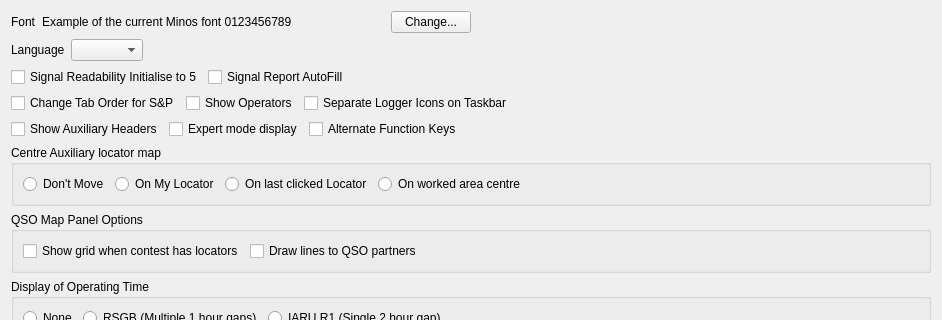
The window that mqt/MqtLogger/DisplayOptions.ui (Rsclub22/Minos2-Mirror) describes before a commit, drawn with Qt 5; both pictures show x 0 to 942 and y 0 to 320 of the 942 by 658 pixel window.
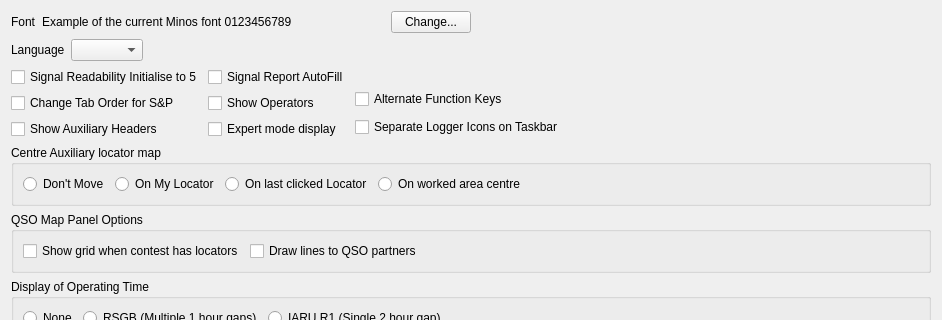
The same window after the commit.

Commit message: Realign controls

```diff
--- a/mqt/MqtLogger/DisplayOptions.ui
+++ b/mqt/MqtLogger/DisplayOptions.ui
@@ -13,7 +13,7 @@
   <property name="windowTitle">
    <string>Frame</string>
   </property>
-  <layout class="QVBoxLayout" name="verticalLayout">
+  <layout class="QVBoxLayout" name="verticalLayout_5">
    <item>
     <layout class="QHBoxLayout" name="horizontalLayout_7">
      <item>
@@ -103,6 +103,8 @@
    <item>
     <layout class="QHBoxLayout" name="horizontalLayout">
      <item>
+      <layout class="QVBoxLayout" name="verticalLayout">
+       <item>
       <widget class="QCheckBox" name="ReadabilityAutofillcb">
        <property name="text">
         <string>Signal Readability Initialise to 5</string>
@@ -110,30 +112,6 @@
       </widget>
      </item>
      <item>
-      <widget class="QCheckBox" name="ReportAutofillcb">
-       <property name="text">
-        <string>Signal Report AutoFill</string>
-       </property>
-      </widget>
-     </item>
-     <item>
-      <spacer name="horizontalSpacer_6">
-       <property name="orientation">
-        <enum>Qt::Horizontal</enum>
-       </property>
-       <property name="sizeHint" stdset="0">
-        <size>
-         <width>40</width>
-         <height>20</height>
-        </size>
-       </property>
-      </spacer>
-     </item>
-    </layout>
-   </item>
-   <item>
-    <layout class="QHBoxLayout" name="horizontalLayout_6">
-     <item>
       <widget class="QCheckBox" name="TabSandPActioncb">
        <property name="text">
         <string>Change Tab Order for S&amp;&amp;P</string>
@@ -141,43 +119,30 @@
       </widget>
      </item>
      <item>
-      <widget class="QCheckBox" name="ShowOperatorscb">
-       <property name="text">
-        <string>Show Operators</string>
-       </property>
-      </widget>
-     </item>
-     <item>
-      <widget class="QCheckBox" name="separateIconsCb">
-       <property name="text">
-        <string>Separate Logger Icons on Taskbar</string>
-       </property>
-      </widget>
-     </item>
-     <item>
-      <spacer name="horizontalSpacer_11">
-       <property name="orientation">
-        <enum>Qt::Horizontal</enum>
-       </property>
-       <property name="sizeHint" stdset="0">
-        <size>
-         <width>40</width>
-         <height>20</height>
-        </size>
-       </property>
-      </spacer>
-     </item>
-    </layout>
-   </item>
-   <item>
-    <layout class="QHBoxLayout" name="horizontalLayout_12">
-     <item>
       <widget class="QCheckBox" name="ShowAuxHeadersCheckBox">
        <property name="text">
         <string>Show Auxiliary Headers</string>
        </property>
       </widget>
      </item>
+      </layout>
+     </item>
+     <item>
+      <layout class="QVBoxLayout" name="verticalLayout_2">
+       <item>
+        <widget class="QCheckBox" name="ReportAutofillcb">
+         <property name="text">
+          <string>Signal Report AutoFill</string>
+         </property>
+        </widget>
+       </item>
+       <item>
+        <widget class="QCheckBox" name="ShowOperatorscb">
+         <property name="text">
+          <string>Show Operators</string>
+         </property>
+        </widget>
+       </item>
      <item>
       <widget class="QCheckBox" name="expertModeCheckBox">
        <property name="text">
@@ -185,6 +150,23 @@
        </property>
       </widget>
      </item>
+      </layout>
+     </item>
+     <item>
+      <layout class="QVBoxLayout" name="verticalLayout_3">
+       <item>
+        <spacer name="horizontalSpacer_6">
+         <property name="orientation">
+          <enum>Qt::Horizontal</enum>
+         </property>
+         <property name="sizeHint" stdset="0">
+          <size>
+           <width>40</width>
+           <height>20</height>
+          </size>
+         </property>
+        </spacer>
+       </item>
      <item>
       <widget class="QCheckBox" name="alternateFKeysCheckBox">
        <property name="text">
@@ -193,17 +175,13 @@
       </widget>
      </item>
      <item>
-      <spacer name="horizontalSpacer_12">
-       <property name="orientation">
-        <enum>Qt::Horizontal</enum>
-       </property>
-       <property name="sizeHint" stdset="0">
-        <size>
-         <width>40</width>
-         <height>20</height>
-        </size>
-       </property>
-      </spacer>
+        <widget class="QCheckBox" name="separateIconsCb">
+         <property name="text">
+          <string>Separate Logger Icons on Taskbar</string>
+         </property>
+        </widget>
+       </item>
+      </layout>
      </item>
     </layout>
    </item>
```
Lines whose indentation alone changed are shown as unchanged.
